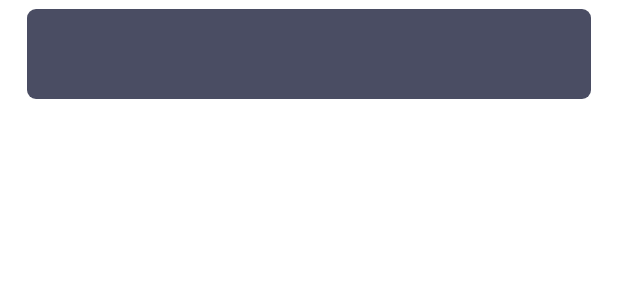
After one commit to Team-Growthook/Growthook-AOS-Laboratory, an Android app: the layout item_gaeun_insight.xml on its own in the app's theme, with its tools: preview values and no code run, on a phone screen of 412 x 824 dp. The commit adds this screen. Shown: the top 300 px of the screen. Run offline under Robolectric (Android 15) with nearby library versions, the phone set to English and light mode, and no system bars.

Commit message:
[UI/#3] UI 구현

```diff
--- /dev/null
+++ b/app/src/main/res/layout/item_gaeun_insight.xml
@@ -0,0 +1,27 @@
+<?xml version="1.0" encoding="utf-8"?>
+<layout xmlns:android="http://schemas.android.com/apk/res/android"
+    xmlns:app="http://schemas.android.com/apk/res-auto">
+
+    <data>
+
+    </data>
+
+    <androidx.constraintlayout.widget.ConstraintLayout
+        android:layout_width="match_parent"
+        android:layout_marginHorizontal="18dp"
+        android:layout_height="60dp"
+        android:layout_marginVertical="6dp"
+        android:background="@drawable/rect_gray_fill_6">
+
+        <TextView
+            android:id="@+id/tv_home_title"
+            android:layout_width="wrap_content"
+            android:layout_height="wrap_content"
+            app:layout_constraintStart_toStartOf="parent"
+            app:layout_constraintTop_toTopOf="parent"
+            app:layout_constraintBottom_toBottomOf="parent"
+            android:layout_marginStart="15dp"/>
+
+
+    </androidx.constraintlayout.widget.ConstraintLayout>
+</layout>
```
Also changed, not shown: app/src/main/res/layout/fragment_mypage.xml (+10 -8 lines).
